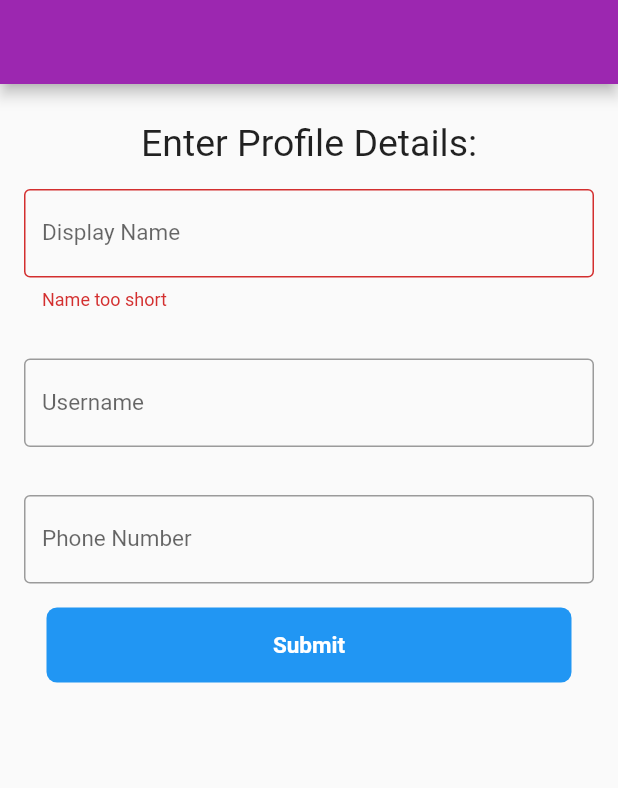
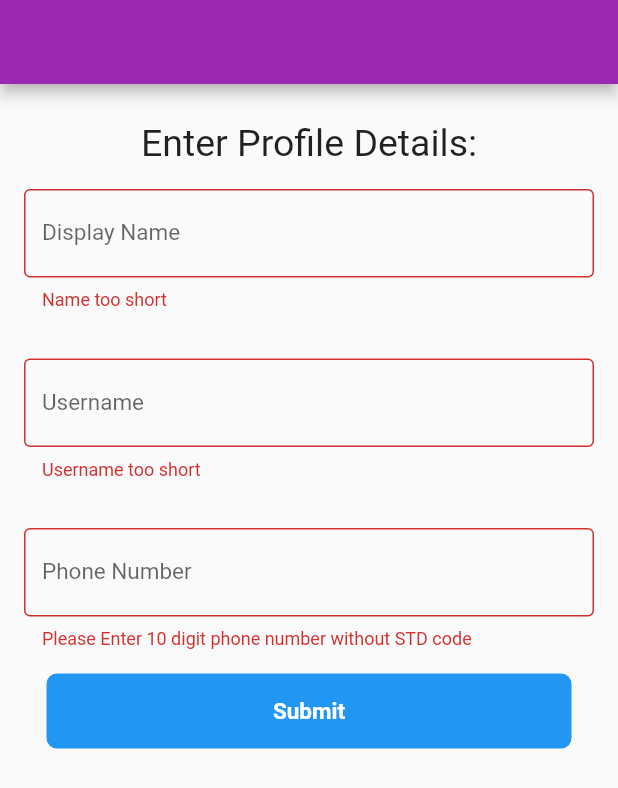
Before and after one commit to jsuryakt/fodome-flutter, a Flutter app: the CreateAccount screen opened directly, after a tap on "Submit", on a phone screen of 412 x 824 dp. Shown: the top 788 px of the screen. Run offline on Flutter 3.47's test engine with Material 2 defaults, Android fonts, the light colour scheme and no system bars; our stand-ins replace cloud_firestore, firebase_core, firebase_storage, flutter_svg, geocoding, geolocator and 4 more; accounts and stored records are empty.

Commit message:
Validate username and phone number Redirect after detecting location in 3 secs

```diff
--- a/lib/pages/create_account.dart
+++ b/lib/pages/create_account.dart
@@ -74,6 +74,15 @@ class _CreateAccountState extends State<CreateAccount> {
                     padding: EdgeInsets.all(16.0),
                     child: Container(
                       child: TextFormField(
+                        validator: (val) {
+                          if (val!.trim().length < 3 || val.isEmpty) {
+                            return "Username too short";
+                          } else if (val.trim().length > 12) {
+                            return "Username too long";
+                          } else {
+                            return null;
+                          }
+                        },
                         onSaved: (val) => username = val!,
                         decoration: InputDecoration(
                           border: OutlineInputBorder(),
@@ -88,6 +97,17 @@ class _CreateAccountState extends State<CreateAccount> {
                     padding: EdgeInsets.all(16.0),
                     child: Container(
                       child: TextFormField(
+                        validator: (val) {
+                          String patttern = r'(^[0-9]{10}$)';
+                          RegExp regExp = new RegExp(patttern);
+                          if (val!.trim().length != 10 || val.isEmpty) {
+                            return "Please Enter 10 digit phone number without STD code";
+                          } else if (!regExp.hasMatch(val)) {
+                            return "Alphanumeric detected, Please Enter 10 digit phone number only";
+                          } else {
+                            return null;
+                          }
+                        },
                         onSaved: (val) => phone = val!,
                         decoration: InputDecoration(
                           border: OutlineInputBorder(),
--- a/lib/pages/location.dart
+++ b/lib/pages/location.dart
@@ -1,3 +1,5 @@
+import 'dart:async';
+
 import 'package:flutter/material.dart';
 import 'package:geocoding/geocoding.dart';
 import 'package:geolocator/geolocator.dart';
@@ -65,6 +67,15 @@ class _LocationState extends State<Location>
       district = placemark.subAdministrativeArea;
       locality = placemark.locality;
       sublocality = placemark.subLocality;
+      ScaffoldMessenger.of(context).showSnackBar(
+        SnackBar(
+          content: Text('Taking you to home..'),
+          duration: const Duration(seconds: 2),
+        ),
+      );
+      Timer(Duration(seconds: 3), () {
+        Navigator.pop(context, [sublocality, locality, district, state]);
+      });
     });
 
     mapController.animateCamera(
```
